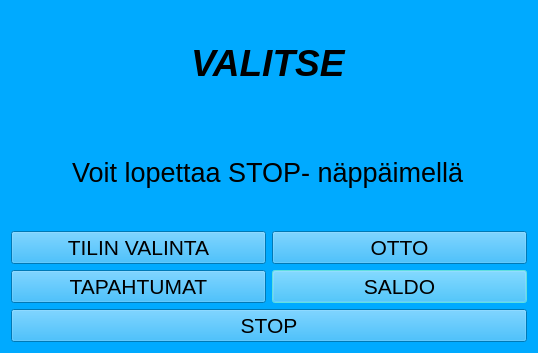
Samulimv/mybankautomat_project, file bank-automat/mainmenu.ui: the form before one commit.
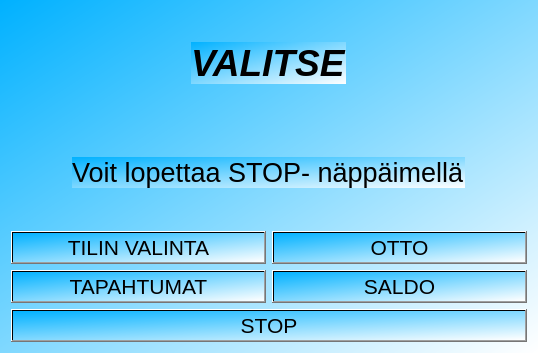
The form after the commit.

Commit message: tilinvalinta valmis + ui värejä muutettu

What changed in the file:
```diff
--- a/bank-automat/mainmenu.ui
+++ b/bank-automat/mainmenu.ui
@@ -20,12 +20,7 @@
    <bool>false</bool>
   </property>
   <property name="styleSheet">
-   <string notr="true">background-color: rgb(255, 0, 255);
-background-color: rgb(255, 255, 127);
-selection-background-color: rgb(0, 85, 0);
-gridline-color: rgb(85, 255, 255);
-background-color: rgb(0, 170, 255);
-border-color: rgb(0, 0, 255);</string>
+   <string notr="true">background-color: qlineargradient(spread:pad, x1:0, y1:0, x2:1, y2:1, stop:0 rgba(0, 177, 255, 255), stop:1 rgba(255, 255, 255, 255));</string>
   </property>
   <layout class="QGridLayout" name="gridLayout_2">
    <item row="0" column="0" alignment="Qt::AlignHCenter|Qt::AlignVCenter">
```
The commit also changes 5 other files.
